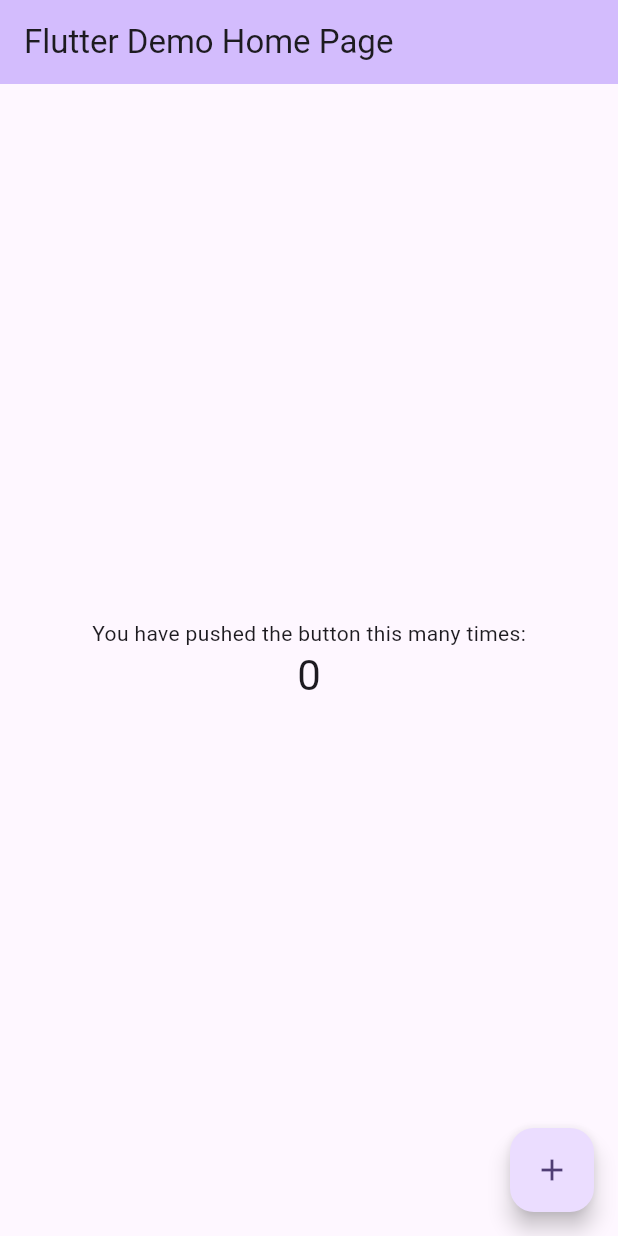
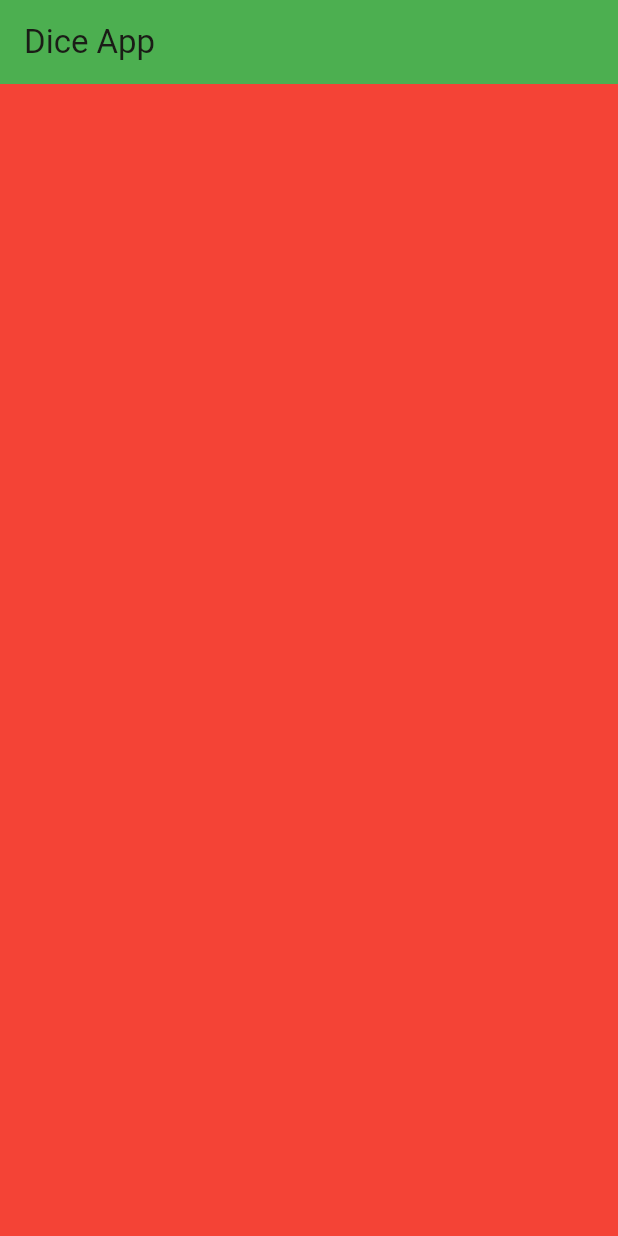
Before and after one commit to hafeez25/dice_flutter, a Flutter app: the screen it shows after launch, on a phone screen of 412 x 824 dp. Run offline on Flutter 3.47's test engine with Material 3 defaults, Android fonts, the phone set to English and light mode, and no system bars.

Commit message:
color added

```diff
--- a/lib/main.dart
+++ b/lib/main.dart
@@ -11,115 +11,25 @@ class MyApp extends StatelessWidget {
   @override
   Widget build(BuildContext context) {
     return MaterialApp(
-      title: 'Flutter Demo',
+      title: 'Defence Tracking',
       theme: ThemeData(
-        // This is the theme of your application.
-        //
-        // TRY THIS: Try running your application with "flutter run". You'll see
-        // the application has a purple toolbar. Then, without quitting the app,
-        // try changing the seedColor in the colorScheme below to Colors.green
-        // and then invoke "hot reload" (save your changes or press the "hot
-        // reload" button in a Flutter-supported IDE, or press "r" if you used
-        // the command line to start the app).
-        //
-        // Notice that the counter didn't reset back to zero; the application
-        // state is not lost during the reload. To reset the state, use hot
-        // restart instead.
-        //
-        // This works for code too, not just values: Most code changes can be
-        // tested with just a hot reload.
-        colorScheme: ColorScheme.fromSeed(seedColor: Colors.deepPurple),
+        colorScheme: ColorScheme.fromSeed(seedColor: Colors.lightGreenAccent),
         useMaterial3: true,
       ),
-      home: const MyHomePage(title: 'Flutter Demo Home Page'),
+      home:Scaffold(
+        backgroundColor: Colors.red,
+          appBar: AppBar(title: Text('Dice App'),
+          backgroundColor: Colors.green,),
+          body:MyDice()),
+
     );
   }
 }
 
-class MyHomePage extends StatefulWidget {
-  const MyHomePage({super.key, required this.title});
-
-  // This widget is the home page of your application. It is stateful, meaning
-  // that it has a State object (defined below) that contains fields that affect
-  // how it looks.
-
-  // This class is the configuration for the state. It holds the values (in this
-  // case the title) provided by the parent (in this case the App widget) and
-  // used by the build method of the State. Fields in a Widget subclass are
-  // always marked "final".
-
-  final String title;
-
+class MyDice extends StatelessWidget {
   @override
-  State<MyHomePage> createState() => _MyHomePageState();
-}
-
-class _MyHomePageState extends State<MyHomePage> {
-  int _counter = 0;
-
-  void _incrementCounter() {
-    setState(() {
-      // This call to setState tells the Flutter framework that something has
-      // changed in this State, which causes it to rerun the build method below
-      // so that the display can reflect the updated values. If we changed
-      // _counter without calling setState(), then the build method would not be
-      // called again, and so nothing would appear to happen.
-      _counter++;
-    });
+  Widget build(BuildContext context){
+    return Container();
   }
 
-  @override
-  Widget build(BuildContext context) {
-    // This method is rerun every time setState is called, for instance as done
-    // by the _incrementCounter method above.
-    //
-    // The Flutter framework has been optimized to make rerunning build methods
-    // fast, so that you can just rebuild anything that needs updating rather
-    // than having to individually change instances of widgets.
-    return Scaffold(
-      appBar: AppBar(
-        // TRY THIS: Try changing the color here to a specific color (to
-        // Colors.amber, perhaps?) and trigger a hot reload to see the AppBar
-        // change color while the other colors stay the same.
-        backgroundColor: Theme.of(context).colorScheme.inversePrimary,
-        // Here we take the value from the MyHomePage object that was created by
-        // the App.build method, and use it to set our appbar title.
-        title: Text(widget.title),
-      ),
-      body: Center(
-        // Center is a layout widget. It takes a single child and positions it
-        // in the middle of the parent.
-        child: Column(
-          // Column is also a layout widget. It takes a list of children and
-          // arranges them vertically. By default, it sizes itself to fit its
-          // children horizontally, and tries to be as tall as its parent.
-          //
-          // Column has various properties to control how it sizes itself and
-          // how it positions its children. Here we use mainAxisAlignment to
-          // center the children vertically; the main axis here is the vertical
-          // axis because Columns are vertical (the cross axis would be
-          // horizontal).
-          //
-          // TRY THIS: Invoke "debug painting" (choose the "Toggle Debug Paint"
-          // action in the IDE, or press "p" in the console), to see the
-          // wireframe for each widget.
-          mainAxisAlignment: MainAxisAlignment.center,
-          children: <Widget>[
-            const Text(
-              'You have pushed the button this many times:',
-            ),
-            Text(
-              '$_counter',
-              style: Theme.of(context).textTheme.headlineMedium,
-            ),
-          ],
-        ),
-      ),
-      floatingActionButton: FloatingActionButton(
-        onPressed: _incrementCounter,
-        tooltip: 'Increment',
-        child: const Icon(Icons.add),
-      ), // This trailing comma makes auto-formatting nicer for build methods.
-    );
-  }
 }
```
